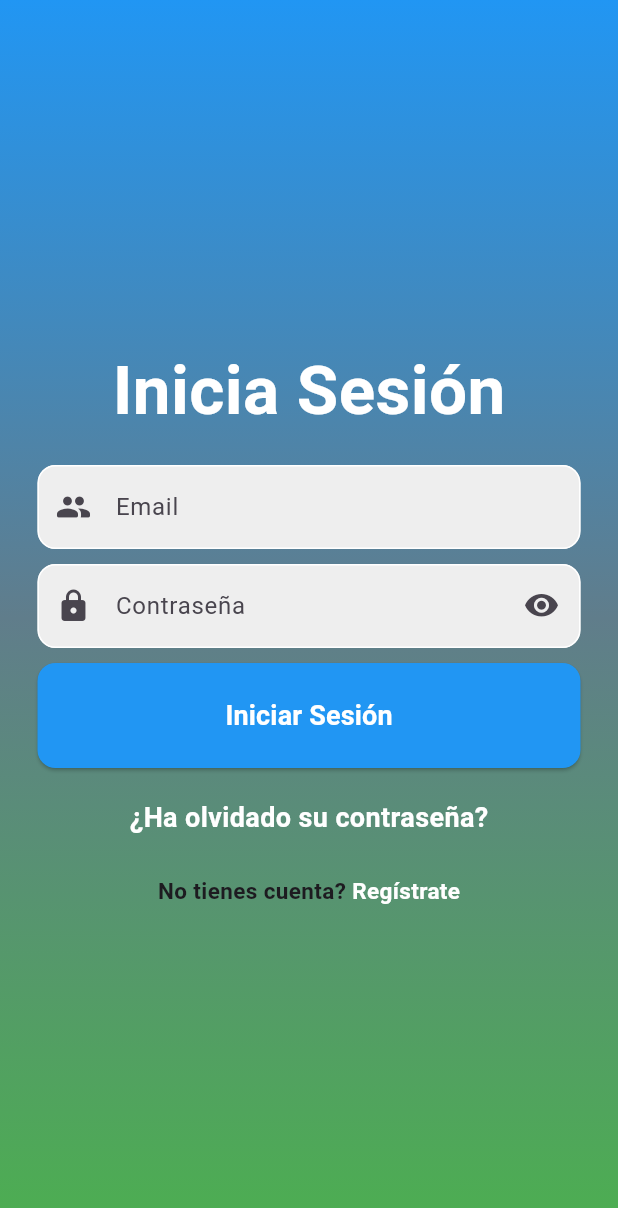
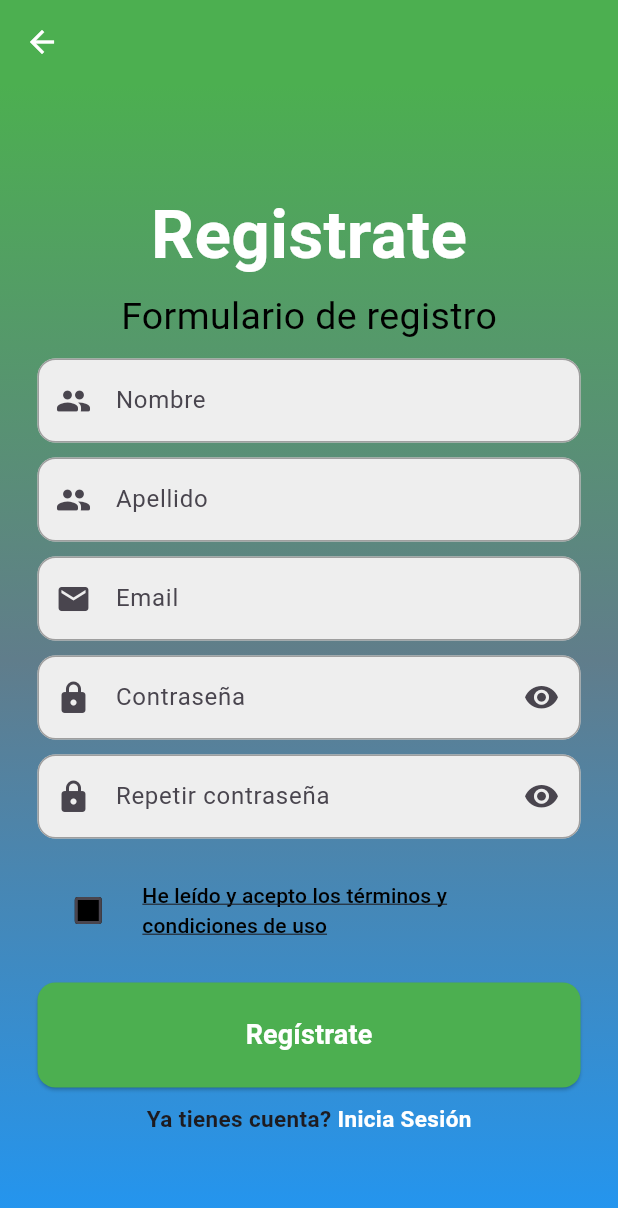
Before and after one commit to anibalv13/register_and_login, a Flutter app: the screen it shows after launch, after a tap on "Regístrate", on a phone screen of 412 x 824 dp. Shown: the top 1208 px of the screen. Run offline on Flutter 3.47's test engine with Material 2 defaults, Android fonts, the phone set to English and light mode, and no system bars.

Commit message:
Add register screen

```diff
--- a/lib/screens/login.dart
+++ b/lib/screens/login.dart
@@ -1,4 +1,5 @@
 import 'package:flutter/material.dart';
+import 'package:register_and_login/screens/register.dart';
 
 class Login extends StatefulWidget {
   const Login({super.key});
@@ -20,6 +21,11 @@ class _LoginState extends State<Login> {
       }
       textFieldFocusNode.canRequestFocus = false;
     });
+  }
+
+  Future goToRegister() async {
+    await Navigator.push(
+        context, MaterialPageRoute(builder: (context) => const Register()));
   }
 
   @override
@@ -179,7 +185,7 @@ class _LoginState extends State<Login> {
                           TextStyle(fontWeight: FontWeight.bold, fontSize: 15),
                     ),
                     GestureDetector(
-                      onTap: () {},
+                      onTap: goToRegister,
                       child: const Text(
                         ' Regístrate',
                         style: TextStyle(
--- /dev/null
+++ b/lib/screens/register.dart
@@ -0,0 +1,345 @@
+import 'package:flutter/material.dart';
+import 'package:register_and_login/screens/login.dart';
+
+class Register extends StatefulWidget {
+  const Register({super.key});
+
+  @override
+  State<Register> createState() => _RegisterState();
+}
+
+class _RegisterState extends State<Register> {
+  bool isChecked = false;
+  final textFieldFocusNode = FocusNode();
+  bool _obscured = true;
+  final textFieldFocusNode2 = FocusNode();
+  bool _obscured2 = true;
+
+  void _toggleObscured() {
+    setState(() {
+      _obscured = !_obscured;
+      if (textFieldFocusNode.hasPrimaryFocus) {
+        return;
+      } // If focus is on text field, dont unfocus
+      textFieldFocusNode.canRequestFocus =
+          false; // Prevents focus if tap on eye
+    });
+  }
+
+  void _toggleObscured2() {
+    setState(() {
+      _obscured2 = !_obscured2;
+      if (textFieldFocusNode2.hasPrimaryFocus) {
+        return;
+      } // If focus is on text field, dont unfocus
+      textFieldFocusNode2.canRequestFocus =
+          false; // Prevents focus if tap on eye
+    });
+  }
+
+  Color getColor(Set<MaterialState> states) {
+    const Set<MaterialState> interactiveStates = <MaterialState>{
+      MaterialState.pressed,
+      MaterialState.hovered,
+      MaterialState.focused,
+    };
+    if (states.any(interactiveStates.contains)) {
+      return Colors.blue;
+    }
+    return Colors.black;
+  }
+
+  Future goToLogin() async {
+    await Navigator.push(
+        context, MaterialPageRoute(builder: (context) => const Login()));
+  }
+
+  @override
+  Widget build(BuildContext context) {
+    final width = MediaQuery.of(context).size.width;
+    return Scaffold(
+      appBar: AppBar(
+        foregroundColor: Colors.white,
+        backgroundColor: Colors.green,
+      ),
+      body: Center(
+        child: Stack(children: [
+          Center(
+            child: Container(
+              decoration: const BoxDecoration(
+                gradient: LinearGradient(
+                  colors: [
+                    Colors.green,
+                    Colors.blueGrey,
+                    Color.fromRGBO(33, 150, 243, 100),
+                  ],
+                  begin: Alignment.topCenter,
+                  end: Alignment.bottomCenter,
+                ),
+              ),
+              width: MediaQuery.of(context).size.width,
+              height: MediaQuery.of(context).size.height,
+            ),
+          ),
+          Center(
+            child: SingleChildScrollView(
+              child: Column(
+                mainAxisAlignment: MainAxisAlignment.center,
+                children: [
+                  const Text(
+                    'Registrate',
+                    style: TextStyle(
+                        fontWeight: FontWeight.bold,
+                        fontSize: 45,
+                        color: Colors.white),
+                  ),
+                  const SizedBox(
+                    height: 5,
+                  ),
+                  const Text(
+                    'Formulario de registro',
+                    style: TextStyle(fontSize: 25, color: Colors.black),
+                  ),
+                  const SizedBox(
+                    height: 10,
+                  ),
+                  //Nombre completo
+                  Padding(
+                    padding: width < 500
+                        ? const EdgeInsets.symmetric(horizontal: 25.0)
+                        : EdgeInsets.symmetric(horizontal: width / 8),
+                    child: TextField(
+                      /* controller: _nameController, */
+                      decoration: InputDecoration(
+                          enabledBorder: OutlineInputBorder(
+                              borderSide: const BorderSide(color: Colors.grey),
+                              borderRadius: BorderRadius.circular(12)),
+                          focusedBorder: OutlineInputBorder(
+                              borderSide: const BorderSide(color: Colors.green),
+                              borderRadius: BorderRadius.circular(12)),
+                          hintText: 'Nombre',
+                          prefixIcon:
+                              const Icon(Icons.people_rounded, size: 24),
+                          fillColor: Colors.grey[200],
+                          filled: true),
+                    ),
+                  ),
+                  const SizedBox(
+                    height: 10,
+                  ),
+                  Padding(
+                    padding: width < 500
+                        ? const EdgeInsets.symmetric(horizontal: 25.0)
+                        : EdgeInsets.symmetric(horizontal: width / 8),
+                    child: TextField(
+                      /* controller: _nameController, */
+                      decoration: InputDecoration(
+                          enabledBorder: OutlineInputBorder(
+                              borderSide: const BorderSide(color: Colors.grey),
+                              borderRadius: BorderRadius.circular(12)),
+                          focusedBorder: OutlineInputBorder(
+                              borderSide: const BorderSide(color: Colors.green),
+                              borderRadius: BorderRadius.circular(12)),
+                          hintText: 'Apellido',
+                          prefixIcon:
+                              const Icon(Icons.people_rounded, size: 24),
+                          fillColor: Colors.grey[200],
+                          filled: true),
+                    ),
+                  ),
+                  const SizedBox(
+                    height: 10,
+                  ),
+                  //Email
+                  Padding(
+                    padding: width < 500
+                        ? const EdgeInsets.symmetric(horizontal: 25.0)
+                        : EdgeInsets.symmetric(horizontal: width / 8),
+                    child: TextField(
+                      /*  controller: _emailController, */
+                      decoration: InputDecoration(
+                          enabledBorder: OutlineInputBorder(
+                              borderSide: const BorderSide(color: Colors.grey),
+                              borderRadius: BorderRadius.circular(12)),
+                          focusedBorder: OutlineInputBorder(
+                              borderSide: const BorderSide(color: Colors.green),
+                              borderRadius: BorderRadius.circular(12)),
+                          hintText: 'Email',
+                          prefixIcon: const Icon(Icons.mail, size: 24),
+                          fillColor: Colors.grey[200],
+                          filled: true),
+                    ),
+                  ),
+                  const SizedBox(
+                    height: 10,
+                  ),
+                  //Contraseña
+                  Padding(
+                    padding: width < 500
+                        ? const EdgeInsets.symmetric(horizontal: 25.0)
+                        : EdgeInsets.symmetric(horizontal: width / 8),
+                    child: TextField(
+                      keyboardType: TextInputType.visiblePassword,
+                      /* controller: _passwordAController, */
+                      obscureText: _obscured,
+                      focusNode: textFieldFocusNode,
+                      decoration: InputDecoration(
+                          enabledBorder: OutlineInputBorder(
+                              borderSide: const BorderSide(color: Colors.grey),
+                              borderRadius: BorderRadius.circular(12)),
+                          focusedBorder: OutlineInputBorder(
+                              borderSide: const BorderSide(color: Colors.green),
+                              borderRadius: BorderRadius.circular(12)),
+                          hintText: 'Contraseña',
+                          prefixIcon: const Icon(Icons.lock_rounded, size: 24),
+                          suffixIcon: Padding(
+                            padding: const EdgeInsets.fromLTRB(0, 0, 4, 0),
+                            child: GestureDetector(
+                              onTap: _toggleObscured,
+                              child: Icon(
+                                _obscured
+                                    ? Icons.visibility_rounded
+                                    : Icons.visibility_off_rounded,
+                                size: 24,
+                              ),
+                            ),
+                          ),
+                          fillColor: Colors.grey[200],
+                          filled: true),
+                    ),
+                  ),
+                  const SizedBox(
+                    height: 10,
+                  ),
+                  // Repetir Contraseña
+                  Padding(
+                    padding: width < 500
+                        ? const EdgeInsets.symmetric(horizontal: 25.0)
+                        : EdgeInsets.symmetric(horizontal: width / 8),
+                    child: TextField(
+                      keyboardType: TextInputType.visiblePassword,
+                      obscureText: _obscured2,
+                      focusNode: textFieldFocusNode2,
+                      /*  controller: _passwordBController, */
+                      decoration: InputDecoration(
+                          enabledBorder: OutlineInputBorder(
+                              borderSide: const BorderSide(color: Colors.grey),
+                              borderRadius: BorderRadius.circular(12)),
+                          focusedBorder: OutlineInputBorder(
+                              borderSide: const BorderSide(color: Colors.green),
+                              borderRadius: BorderRadius.circular(12)),
+                          hintText: 'Repetir contraseña',
+                          prefixIcon: const Icon(Icons.lock_rounded, size: 24),
+                          suffixIcon: Padding(
+                            padding: const EdgeInsets.fromLTRB(0, 0, 4, 0),
+                            child: GestureDetector(
+                              onTap: _toggleObscured2,
+                              child: Icon(
+                                _obscured2
+                                    ? Icons.visibility_rounded
+                                    : Icons.visibility_off_rounded,
+                                size: 24,
+                              ),
+                            ),
+                          ),
+                          fillColor: Colors.grey[200],
+                          filled: true),
+                    ),
+                  ),
+                  const SizedBox(
+                    height: 10,
+                  ),
+                  Center(
+                    child: Padding(
+                      padding: width < 500
+                          ? const EdgeInsets.symmetric(
+                              horizontal: 25.0, vertical: 10)
+                          : EdgeInsets.symmetric(
+                              horizontal: width / 8, vertical: 10),
+                      child: Row(
+                        mainAxisAlignment: MainAxisAlignment.center,
+                        children: [
+                          Checkbox(
+                            checkColor: Colors.white,
+                            fillColor:
+                                MaterialStateProperty.resolveWith(getColor),
+                            value: isChecked,
+                            onChanged: (bool? value) {
+                              setState(() {
+                                isChecked = value!;
+                              });
+                            },
+                          ),
+                          SizedBox(
+                            width: MediaQuery.of(context).size.width / 1.4,
+                            child: TextButton(
+                              onPressed: () {},
+                              child: const Text(
+                                'He leído y acepto los términos y condiciones de uso',
+                                style: TextStyle(
+                                  color: Colors.black,
+                                  decoration: TextDecoration.underline,
+                                ),
+                              ),
+                            ),
+                          ),
+                        ],
+                      ),
+                    ),
+                  ),
+                  Padding(
+                    padding: width < 500
+                        ? const EdgeInsets.symmetric(
+                            horizontal: 25.0, vertical: 10)
+                        : EdgeInsets.symmetric(
+                            horizontal: width / 8, vertical: 10),
+                    child: ElevatedButton(
+                      onPressed: () {},
+                      style: ElevatedButton.styleFrom(
+                        backgroundColor: Colors.green,
+                        minimumSize: Size(MediaQuery.of(context).size.width,
+                            70), // Tamaño mínimo del botón
+                        padding: const EdgeInsets.all(
+                            10), // Espaciado interno del botón
+                        shape: RoundedRectangleBorder(
+                          borderRadius: BorderRadius.circular(12),
+                        ),
+                      ),
+                      child: const Text(
+                        'Regístrate',
+                        style: TextStyle(
+                            color: Colors.white,
+                            fontWeight: FontWeight.bold,
+                            fontSize: 18),
+                      ),
+                    ),
+                  ),
+                  Row(
+                    mainAxisAlignment: MainAxisAlignment.center,
+                    children: [
+                      const Text(
+                        'Ya tienes cuenta?',
+                        style: TextStyle(
+                            fontWeight: FontWeight.bold, fontSize: 15),
+                      ),
+                      GestureDetector(
+                        onTap: goToLogin,
+                        child: const Text(
+                          ' Inicia Sesión',
+                          style: TextStyle(
+                              color: Colors.white,
+                              fontWeight: FontWeight.bold,
+                              fontSize: 15),
+                        ),
+                      )
+                    ],
+                  ),
+                ],
+              ),
+            ),
+          )
+        ]),
+      ),
+    );
+  }
+}
```
